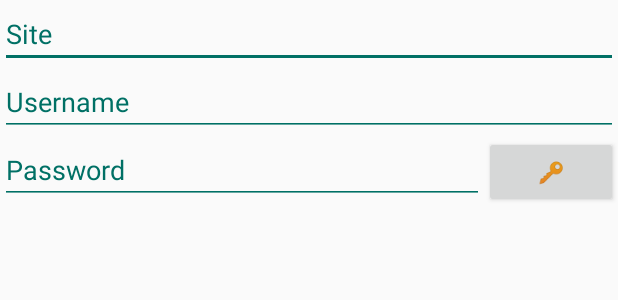
After one commit to CharlieGitDB/Shall-Not-Pass, an Android app: the layout account_create_dialog.xml on its own in the app's theme, with its tools: preview values and no code run, on a phone screen of 412 x 824 dp. The commit adds this screen. Shown: the top 300 px of the screen. Run offline under Robolectric (Android 15) with nearby library versions, the phone set to English and light mode, and no system bars.

Commit message:
Add password generator on account creation functionality

```diff
--- a/app/build.gradle
+++ b/app/build.gradle
@@ -33,5 +33,6 @@ dependencies {
     implementation 'com.mobsandgeeks:android-saripaar:2.0.2'
     implementation 'com.jakewharton:butterknife:10.1.0'
     implementation 'com.github.mancj:MaterialSearchBar:0.8.2'
+    implementation 'com.github.vt-middleware:passay:1.5.0'
     annotationProcessor 'com.jakewharton:butterknife-compiler:10.1.0'
 }
--- a/app/src/main/java/io/coomat/shallnotpass/MainActivity.java
+++ b/app/src/main/java/io/coomat/shallnotpass/MainActivity.java
@@ -5,6 +5,7 @@ import butterknife.BindView;
 import butterknife.ButterKnife;
 import butterknife.OnEditorAction;
 import io.coomat.shallnotpass.helper.ConfigHelper;
+import io.coomat.shallnotpass.util.EncryptUtil;
 
 import android.content.Intent;
 import android.os.Bundle;
@@ -72,6 +73,7 @@ public class MainActivity extends AppCompatActivity implements Validator.Validat
 
     @OnEditorAction(R.id.passwordText)
     public boolean onPasswordAction(TextView v, int actionId, KeyEvent event) {
+        EncryptUtil.generateSafePassword();
         return handleSubmit(actionId);
     }
 
--- a/app/src/main/java/io/coomat/shallnotpass/PasswordActivity.java
+++ b/app/src/main/java/io/coomat/shallnotpass/PasswordActivity.java
@@ -27,6 +27,7 @@ import android.content.pm.PackageManager;
 import android.os.Bundle;
 import android.view.Menu;
 import android.view.MenuItem;
+import android.view.ViewGroup;
 import android.widget.Toast;
 
 import com.mancj.materialsearchbar.MaterialSearchBar;
@@ -204,6 +205,7 @@ public class PasswordActivity extends AppCompatActivity implements MaterialSearc
             case R.id.addAccount:
                 dialogMaker.showAddUserDialog(
                         PasswordActivity.this,
+                        getLayoutInflater(),
                         "Add User",
                         null,
                         null,
--- /dev/null
+++ b/app/src/main/res/layout/account_create_dialog.xml
@@ -0,0 +1,52 @@
+<?xml version="1.0" encoding="utf-8"?>
+<LinearLayout xmlns:android="http://schemas.android.com/apk/res/android"
+    android:orientation="vertical" android:layout_width="match_parent"
+    android:layout_height="match_parent">
+
+    <EditText
+        android:id="@+id/editTextSite"
+        android:layout_width="match_parent"
+        android:layout_height="wrap_content"
+        android:backgroundTint="@color/colorPrimary"
+        android:ems="10"
+        android:hint="@string/site"
+        android:inputType="textPersonName"
+        android:textColor="@color/colorPrimary"
+        android:textColorHint="@color/colorPrimary" />
+
+    <EditText
+        android:id="@+id/editTextUsername"
+        android:layout_width="match_parent"
+        android:layout_height="wrap_content"
+        android:backgroundTint="@color/colorPrimary"
+        android:ems="10"
+        android:hint="@string/username"
+        android:inputType="textPersonName"
+        android:textColor="@color/colorPrimary"
+        android:textColorHint="@color/colorPrimary" />
+
+    <LinearLayout
+        android:layout_width="match_parent"
+        android:layout_height="match_parent"
+        android:orientation="horizontal">
+
+        <EditText
+            android:id="@+id/editTextPassword"
+            android:layout_width="322dp"
+            android:layout_height="wrap_content"
+            android:layout_weight="1"
+            android:backgroundTint="@color/colorPrimary"
+            android:ems="10"
+            android:hint="@string/password"
+            android:inputType="textPersonName"
+            android:textColor="@color/colorPrimary"
+            android:textColorHint="@color/colorPrimary" />
+
+        <Button
+            android:id="@+id/generatePassword"
+            android:layout_width="wrap_content"
+            android:layout_height="wrap_content"
+            android:layout_weight="1"
+            android:text="@string/key" />
+    </LinearLayout>
+</LinearLayout>
--- a/app/src/main/res/layout/activity_password.xml
+++ b/app/src/main/res/layout/activity_password.xml
@@ -8,9 +8,9 @@
     <com.mancj.materialsearchbar.MaterialSearchBar
         style="@style/MaterialSearchBarLight"
         app:mt_speechMode="false"
-        app:mt_hint="Search for account"
+        app:mt_hint="@string/search_for_account"
         app:mt_maxSuggestionsCount="0"
-        app:mt_placeholder="Search for account"
+        app:mt_placeholder="@string/search_for_account"
         app:mt_searchBarColor="@color/colorAccent"
         android:layout_width="match_parent"
         android:layout_height="wrap_content"
--- a/app/src/main/res/values/strings.xml
+++ b/app/src/main/res/values/strings.xml
@@ -12,4 +12,6 @@
     <string name="intro_unregistered">Shall Not Pass is a free and open-source password manager that stores your passwords locally.\n\nAll data is encrypted saftely and securely!\n\nPlease create your master password</string>
     <string name="intro_registered">Shall Not Pass is a free and open-source password manager that stores your passwords locally.\n\nAll data is encrypted saftely and securely!\n\nPlease enter your master password</string>
     <string name="content_description">Shall Not Pass</string>
+    <string name="search_for_account">Search for account</string>
+    <string name="key">🔑</string>
 </resources>
```
Also changed, not shown: app/src/main/java/io/coomat/shallnotpass/util/DialogMaker.java (+19 -27 lines), app/src/main/java/io/coomat/shallnotpass/util/EncryptUtil.java (+25 -0 lines).
